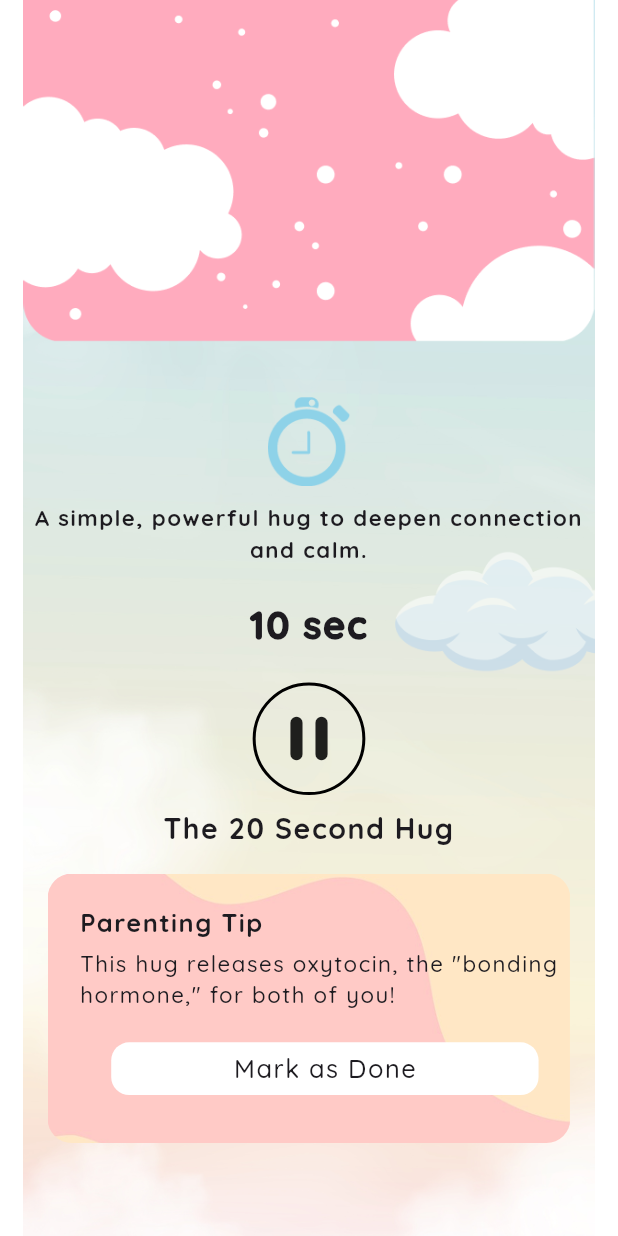
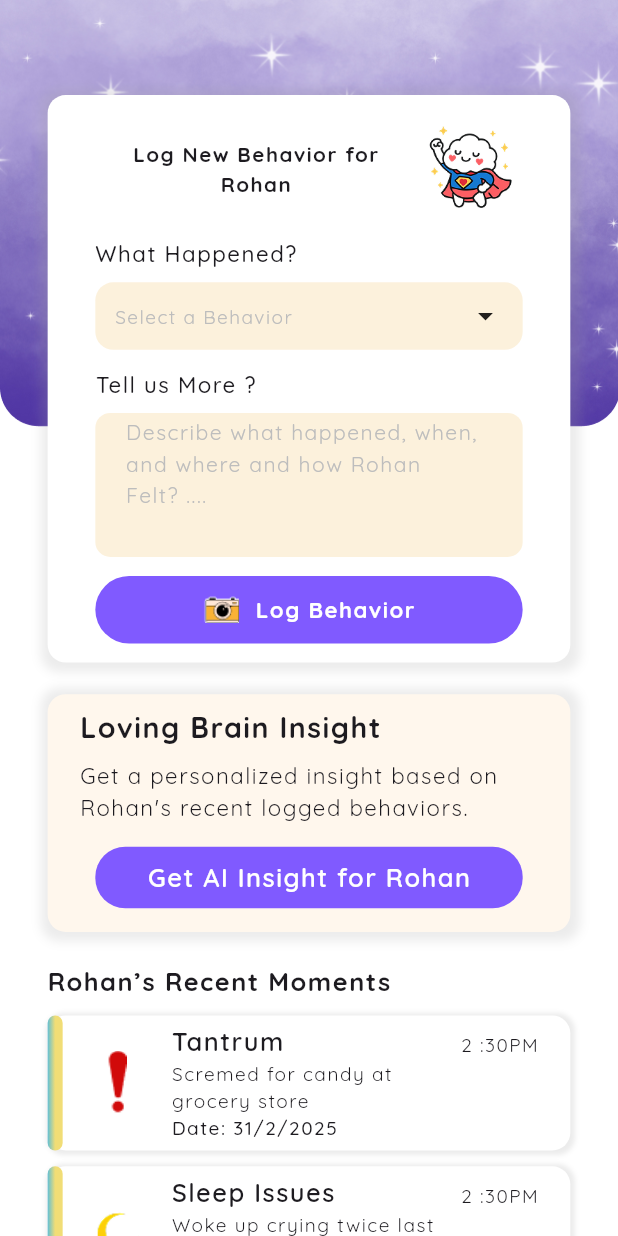
Before and after one commit to hardikkoladiya107/Loving-Brain, a Flutter app: the screen it shows after launch, on a phone screen of 412 x 824 dp. Run offline on Flutter 3.47's test engine with Material 3 defaults, Android fonts, the phone set to English and light mode, and no system bars; our stand-ins replace cached_network_image, cloud_firestore, connectivity_plus, device_info_plus, dio, easy_localization and 9 more; missing offline and left inert: dart_jsonwebtoken, in_app_purchase_android, in_app_purchase_storekit; accounts and stored records are empty.

Commit message:
- Initial Commit

```diff
--- a/lib/gen/assets.gen.dart
+++ b/lib/gen/assets.gen.dart
@@ -37,6 +37,10 @@ class $AssetsIconsGen {
   /// File path: assets/icons/ic_calm_corner.png
   AssetGenImage get icCalmCorner =>
       const AssetGenImage('assets/icons/ic_calm_corner.png');
+
+  /// File path: assets/icons/ic_camera_icon.png
+  AssetGenImage get icCameraIcon =>
+      const AssetGenImage('assets/icons/ic_camera_icon.png');
 
   /// File path: assets/icons/ic_challenges_icon.png
   AssetGenImage get icChallengesIcon =>
@@ -97,6 +101,10 @@ class $AssetsIconsGen {
   AssetGenImage get icLastPlayedIcon =>
       const AssetGenImage('assets/icons/ic_last_played_icon.png');
 
+  /// File path: assets/icons/ic_log_new_behavior.png
+  AssetGenImage get icLogNewBehavior =>
+      const AssetGenImage('assets/icons/ic_log_new_behavior.png');
+
   /// File path: assets/icons/ic_mindful_feeding_anchor.png
   AssetGenImage get icMindfulFeedingAnchor =>
       const AssetGenImage('assets/icons/ic_mindful_feeding_anchor.png');
@@ -142,6 +150,10 @@ class $AssetsIconsGen {
   AssetGenImage get icPlayHistoryIcon =>
       const AssetGenImage('assets/icons/ic_play_history_icon.png');
 
+  /// File path: assets/icons/ic_positive_behavior.png
+  AssetGenImage get icPositiveBehavior =>
+      const AssetGenImage('assets/icons/ic_positive_behavior.png');
+
   /// File path: assets/icons/ic_postpartum_calm_meditation.png
   AssetGenImage get icPostpartumCalmMeditation =>
       const AssetGenImage('assets/icons/ic_postpartum_calm_meditation.png');
@@ -182,6 +194,10 @@ class $AssetsIconsGen {
   AssetGenImage get icSleepDeprivationRest =>
       const AssetGenImage('assets/icons/ic_sleep_deprivation_rest.png');
 
+  /// File path: assets/icons/ic_sleep_issue.png
+  AssetGenImage get icSleepIssue =>
+      const AssetGenImage('assets/icons/ic_sleep_issue.png');
+
   /// File path: assets/icons/ic_story_builder_dice.png
   AssetGenImage get icStoryBuilderDice =>
       const AssetGenImage('assets/icons/ic_story_builder_dice.png');
@@ -206,6 +222,10 @@ class $AssetsIconsGen {
   AssetGenImage get icSunnyBreathForKids =>
       const AssetGenImage('assets/icons/ic_sunny_breath_for_kids.png');
 
+  /// File path: assets/icons/ic_tantrum_icon.png
+  AssetGenImage get icTantrumIcon =>
+      const AssetGenImage('assets/icons/ic_tantrum_icon.png');
+
   /// File path: assets/icons/ic_timer.png
   AssetGenImage get icTimer => const AssetGenImage('assets/icons/ic_timer.png');
 
@@ -221,6 +241,7 @@ class $AssetsIconsGen {
     icCalenderIcon,
     icCalenderIcon2,
     icCalmCorner,
+    icCameraIcon,
     icChallengesIcon,
     icCheck,
     icCoParentingIcon,
@@ -236,6 +257,7 @@ class $AssetsIconsGen {
     icHomeIcon,
     icJournalIcon,
     icLastPlayedIcon,
+    icLogNewBehavior,
     icMindfulFeedingAnchor,
     icMindfulness,
     icMusicIcon,
@@ -247,6 +269,7 @@ class $AssetsIconsGen {
     icPauseIcon,
     icPlayActivityIcon,
     icPlayHistoryIcon,
+    icPositiveBehavior,
     icPostpartumCalmMeditation,
     icPremiumIcon,
     icProfileIcon,
@@ -257,12 +280,14 @@ class $AssetsIconsGen {
     icScheduleIcon,
     icShuffleIcon,
     icSleepDeprivationRest,
+    icSleepIssue,
     icStoryBuilderDice,
     icStreakIcon,
     icStreakMailIcon,
     icStressSosIcon,
     icSubscriptionIcon,
     icSunnyBreathForKids,
+    icTantrumIcon,
     icTimer,
     icTrackKidBehaviour,
   ];
@@ -270,6 +295,10 @@ class $AssetsIconsGen {
 
 class $AssetsImagesGen {
   const $AssetsImagesGen();
+
+  /// File path: assets/images/ic_new_behavior_bg.png
+  AssetGenImage get icNewBehaviorBg =>
+      const AssetGenImage('assets/images/ic_new_behavior_bg.png');
 
   /// File path: assets/images/img_activity_bg.png
   AssetGenImage get imgActivityBg =>
@@ -405,6 +434,7 @@ class $AssetsImagesGen {
 
   /// List of all assets
   List<AssetGenImage> get values => [
+    icNewBehaviorBg,
     imgActivityBg,
     imgActivityCompleted,
     imgAiChatBg,
--- a/lib/main.dart
+++ b/lib/main.dart
@@ -6,7 +6,7 @@ import 'package:flutter_easyloading/flutter_easyloading.dart';
 import 'package:flutter_screenutil/flutter_screenutil.dart';
 import 'package:flutter_spinkit/flutter_spinkit.dart';
 import 'package:loving_brain/provider.dart';
-import 'package:loving_brain/ui/activity/activity_screen.dart';
+import 'package:loving_brain/ui/new_behavior/new_behavior_screen.dart';
 
 import 'generated/locale_keys.g.dart';
 import 'other/preferances.dart';
@@ -48,7 +48,7 @@ class MyApp extends StatelessWidget {
           supportedLocales: context.supportedLocales,
           locale: context.locale,
           builder: EasyLoading.init(),
-          home: /*OnBoardingScreen1()*/ ActivityScreen(),
+          home: /*OnBoardingScreen1()*/ NewBehaviorScreen(),
         ),
       ),
     );
--- a/lib/provider.dart
+++ b/lib/provider.dart
@@ -6,6 +6,7 @@ import 'package:loving_brain/ui/ai_chat/bloc/ai_chat_cubit.dart';
 import 'package:loving_brain/ui/daily_routine/bloc/daily_routine_cubit.dart';
 import 'package:loving_brain/ui/home_screen/bloc/home_cubit.dart';
 import 'package:loving_brain/ui/login/bloc/login_cubit.dart';
+import 'package:loving_brain/ui/new_behavior/bloc/new_behavior_cubit.dart';
 import 'package:loving_brain/ui/play_and_connect/bloc/play_and_connect_cubit.dart';
 import 'package:loving_brain/ui/schedule/bloc/schedule_cubit.dart';
 import 'package:loving_brain/ui/subscription/bloc/subscription_cubit.dart';
@@ -32,4 +33,7 @@ var blocProvider = [
   BlocProvider<ActivityCubit>(
     create: (BuildContext context) => ActivityCubit(),
   ),
+  BlocProvider<NewBehaviorCubit>(
+    create: (BuildContext context) => NewBehaviorCubit(),
+  ),
 ];
--- /dev/null
+++ b/lib/ui/new_behavior/bloc/new_behavior_cubit.dart
@@ -0,0 +1,7 @@
+import 'package:flutter_bloc/flutter_bloc.dart';
+
+import 'new_behavior_state.dart';
+
+class NewBehaviorCubit extends Cubit<NewBehaviorState> {
+  NewBehaviorCubit() : super(NewBehaviorState());
+}
--- /dev/null
+++ b/lib/ui/new_behavior/bloc/new_behavior_state.dart
@@ -0,0 +1,9 @@
+import 'package:freezed_annotation/freezed_annotation.dart';
+
+part 'new_behavior_state.freezed.dart';
+
+@freezed
+abstract class NewBehaviorState with _$NewBehaviorState {
+  const factory NewBehaviorState({@Default("message") String message}) =
+      _NewBehaviorState;
+}
--- /dev/null
+++ b/lib/ui/new_behavior/new_behavior_screen.dart
@@ -0,0 +1,322 @@
+import 'package:easy_localization/easy_localization.dart';
+import 'package:flutter/material.dart';
+import 'package:flutter_bloc/flutter_bloc.dart';
+import 'package:loving_brain/other/app_extentions.dart';
+import 'package:loving_brain/ui/widget/app_text_field.dart';
+
+import '../../gen/assets.gen.dart';
+import '../../generated/locale_keys.g.dart';
+import '../../other/app_color.dart';
+import '../widget/base_button.dart';
+import 'bloc/new_behavior_cubit.dart';
+import 'bloc/new_behavior_state.dart';
+
+class NewBehaviorScreen extends StatefulWidget {
+  const NewBehaviorScreen({super.key});
+
+  @override
+  State<NewBehaviorScreen> createState() => _NewBehaviorScreenState();
+}
+
+class _NewBehaviorScreenState extends State<NewBehaviorScreen> {
+  @override
+  Widget build(BuildContext context) {
+    return BlocConsumer<NewBehaviorCubit, NewBehaviorState>(
+      builder: (context, state) {
+        return Container(
+          decoration: BoxDecoration(
+            image: DecorationImage(
+              fit: BoxFit.cover,
+              image: AssetImage(Assets.images.icNewBehaviorBg.path),
+            ),
+          ),
+          child: Scaffold(
+            backgroundColor: Colors.transparent,
+            body: SingleChildScrollView(
+              child: Column(
+                children: [
+                  60.spaceH,
+                  Container(
+                    decoration: BoxDecoration(
+                      color: Colors.white,
+                      borderRadius: BorderRadius.circular(12),
+                      boxShadow: [
+                        BoxShadow(
+                          color: Colors.grey.withValues(alpha: 0.2),
+                          offset: Offset(1, 1),
+                          blurRadius: 5,
+                          spreadRadius: 5,
+                        ),
+                      ],
+                    ),
+                    child: Column(
+                      crossAxisAlignment: CrossAxisAlignment.start,
+                      children: [
+                        12.spaceH,
+                        Row(
+                          crossAxisAlignment: CrossAxisAlignment.start,
+                          children: [
+                            Expanded(
+                              child: "Log New Behavior for Rohan"
+                                  .appText(
+                                    fontWeight: FontWeight.w800,
+                                    fontSize: 13,
+                                  )
+                                  .appPadding(top: 16),
+                            ),
+                            Assets.icons.icLogNewBehavior.image(
+                              height: 70,
+                              width: 70,
+                            ),
+                          ],
+                        ),
+                        12.spaceH,
+                        _selectBehavior(),
+                        12.spaceH,
+                        AppTextField(
+                          fillColor: aiQuestionCardColor2,
+                          title: LocaleKeys.tellUsMore.tr(),
+                          hint: LocaleKeys
+                              .describeWhatHappenedWhenAndWhereAndHowRohanFelt
+                              .tr(),
+                          maxLines: 4,
+                        ),
+                        12.spaceH,
+                        _logBehaviorButton(),
+                        12.spaceH,
+                      ],
+                    ).appPadding(left: 30, right: 30),
+                  ).appPadding(left: 30, right: 30),
+                  20.spaceH,
+                  _lovingBrainInsight(),
+                  20.spaceH,
+                  _childRecentMoments(),
+                ],
+              ),
+            ),
+          ),
+        );
+      },
+      listener: (context, state) {},
+    );
+  }
+
+  Widget _lovingBrainInsight() {
+    return Container(
+      decoration: BoxDecoration(
+        color: buttonColor2,
+        borderRadius: BorderRadius.circular(12),
+        boxShadow: [
+          BoxShadow(
+            offset: Offset(1, 1),
+            color: Colors.grey.withValues(alpha: 0.2),
+            spreadRadius: 5,
+            blurRadius: 5,
+          ),
+        ],
+      ),
+      child: Column(
+        crossAxisAlignment: CrossAxisAlignment.start,
+        children: [
+          8.spaceH,
+          Row(
+            mainAxisAlignment: MainAxisAlignment.start,
+            children: [
+              LocaleKeys.lovingBrainInsight.tr().appText(
+                fontWeight: FontWeight.w700,
+                fontSize: 18,
+              ),
+            ],
+          ).appPadding(left: 20, right: 20),
+          8.spaceH,
+          LocaleKeys.getPersonalizedRecentLoggedBehaviors
+              .tr()
+              .appText(textAlign: TextAlign.start, fontSize: 14)
+              .appPadding(left: 20, right: 20),
+          15.spaceH,
+          _getAIInsightForChildButton(),
+          15.spaceH,
+        ],
+      ),
+    ).appPadding(left: 30, right: 30);
+  }
+
+  Widget _getAIInsightForChildButton() {
+    return BaseButton(
+      child: Container(
+        decoration: BoxDecoration(
+          color: cardColor2,
+          borderRadius: BorderRadius.circular(20),
+        ),
+        child: Row(
+          mainAxisAlignment: MainAxisAlignment.center,
+          children: [
+            "Get AI Insight for Rohan".appText(
+              fontWeight: FontWeight.w600,
+              color: Colors.white,
+            ),
+          ],
+        ).appPadding(top: 8, bottom: 8),
+      ),
+      onTap: () {},
+    ).appPadding(left: 30, right: 30);
+  }
+
+  Widget _selectBehavior() {
+    return Column(
+      crossAxisAlignment: CrossAxisAlignment.start,
+      children: [
+        LocaleKeys.whatHappened.tr().appText(
+          fontSize: 14,
+          fontWeight: FontWeight.w500,
+        ),
+        8.spaceH,
+        Container(
+          height: 45,
+          decoration: BoxDecoration(
+            color: aiQuestionCardColor2,
+            borderRadius: BorderRadius.circular(12),
+          ),
+          child: Row(
+            children: [
+              12.spaceW,
+              Expanded(
+                child: LocaleKeys.selectBehavior.tr().appText(
+                  fontSize: 12,
+                  textAlign: TextAlign.start,
+                  color: Colors.grey.shade400,
+                ),
+              ),
+              12.spaceW,
+              Icon(Icons.arrow_drop_down),
+              12.spaceW,
+            ],
+          ),
+        ),
+      ],
+    );
+  }
+
+  Widget _logBehaviorButton() {
+    return Container(
+      height: 45,
+      decoration: BoxDecoration(
+        color: blueButtonColor,
+        borderRadius: BorderRadius.circular(30),
+      ),
+      child: Row(
+        mainAxisAlignment: MainAxisAlignment.center,
+        children: [
+          Assets.icons.icCameraIcon.image(height: 18),
+          10.spaceW,
+          LocaleKeys.logBehavior.tr().appText(
+            fontWeight: FontWeight.w700,
+            color: Colors.white,
+            fontSize: 14,
+          ),
+        ],
+      ),
+    );
+  }
+
+  Widget _childRecentMoments() {
+    return Column(
+      crossAxisAlignment: CrossAxisAlignment.start,
+      children: [
+        Row(),
+        "Rohan’s Recent Moments".appText(fontWeight: FontWeight.w700),
+        10.spaceH,
+        _momentItem(
+          title: 'Tantrum',
+          description: 'Scremed for candy at grocery store',
+          date: 'Date: 31/2/2025',
+          time: '2 :30PM',
+          icon: Assets.icons.icTantrumIcon,
+        ),
+        10.spaceH,
+        _momentItem(
+          title: 'Sleep Issues',
+          description: 'Woke up crying twice last night',
+          date: 'Date: 31/2/2025',
+          time: '2 :30PM',
+          icon: Assets.icons.icSleepIssue,
+        ),
+        10.spaceH,
+        _momentItem(
+          title: 'Positive Behavior',
+          description: 'shared toys with sister without prompting !',
+          date: 'Date: 31/2/2025',
+          time: '2 :30PM',
+          icon: Assets.icons.icPositiveBehavior,
+        ),
+        20.spaceH,
+      ],
+    ).appPadding(left: 30, right: 30);
+  }
+
+  Widget _momentItem({
+    required String title,
+    required String description,
+    required String date,
+    required String time,
+    required AssetGenImage icon,
+  }) {
+    return Container(
+      height: 90,
+      decoration: BoxDecoration(
+        color: Colors.white,
+        borderRadius: BorderRadius.circular(12),
+        boxShadow: [
+          BoxShadow(
+            offset: Offset(1, 1),
+            color: Colors.grey.withValues(alpha: 0.2),
+            blurRadius: 2,
+            spreadRadius: 2,
+          ),
+        ],
+      ),
+      child: Row(
+        mainAxisAlignment: MainAxisAlignment.start,
+        children: [
+          Container(
+            width: 10,
+            decoration: BoxDecoration(
+              color: Colors.pink,
+              gradient: LinearGradient(
+                colors: [
+                  yellowButtonStartColor,
+                  yellowButtonEndColor,
+                  yellowButtonEndColor,
+                ],
+              ),
+              borderRadius: BorderRadius.circular(12),
+            ),
+          ),
+          20.spaceW,
+          icon.image(width: 30),
+          20.spaceW,
+          Expanded(
+            child: Column(
+              crossAxisAlignment: CrossAxisAlignment.start,
+              mainAxisAlignment: MainAxisAlignment.center,
+              children: [
+                title.appText(
+                  textAlign: TextAlign.start,
+                  fontWeight: FontWeight.w600,
+                ),
+                description.appText(textAlign: TextAlign.start, fontSize: 12),
+                date.appText(
+                  textAlign: TextAlign.start,
+                  fontSize: 12,
+                  fontWeight: FontWeight.w500,
+                ),
+              ],
+            ),
+          ),
+          Column(children: [10.spaceH, time.appText(fontSize: 12)]),
+          20.spaceW,
+        ],
+      ),
+    );
+  }
+}
--- a/lib/ui/widget/app_text_field.dart
+++ b/lib/ui/widget/app_text_field.dart
@@ -24,11 +24,15 @@ class AppTextField extends StatefulWidget {
     this.showInfoButton = false,
     this.filled = true,
     this.readOnly,
+    this.maxLines,
+    this.minLines,
   });
 
   final String? title;
   final double? titleFontSize;
   final double? height;
+  final int? maxLines;
+  final int? minLines;
   final String? hint;
   final bool showAddButton;
   final bool showInfoButton;
@@ -82,6 +86,8 @@ class _AppTextFieldState extends State<AppTextField> {
             readOnly: widget.readOnly ?? false,
             keyboardType: widget.keyboardType,
             controller: widget.controller,
+            maxLines: widget.maxLines,
+            minLines: widget.minLines,
             onChanged: widget.onChanged,
             style: getTextStyle(),
             inputFormatters: widget.inputFormatters,
```
Also changed, not shown: assets/translations/en.json (+8 -1 lines), assets/icons/ic_camera_icon.png (added), assets/icons/ic_log_new_behavior.png (added), assets/icons/ic_positive_behavior.png (added), assets/icons/ic_sleep_issue.png (added), assets/icons/ic_tantrum_icon.png (added), assets/images/ic_new_behavior_bg.png (added), lib/generated/assets.dart, lib/generated/locale_keys.g.dart, lib/ui/new_behavior/bloc/new_behavior_state.freezed.dart (added).
